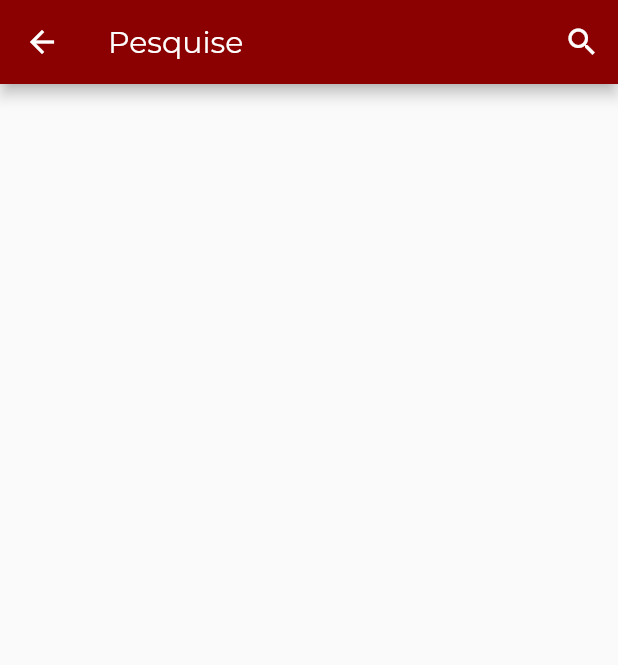
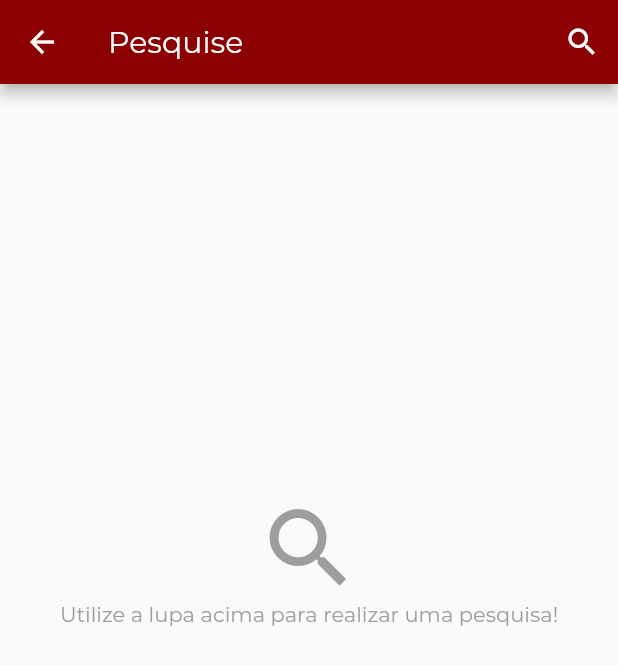
Before and after one commit to PapitoTI/Challenge_MPSP, a Flutter app: the SearchPage screen opened directly, on a phone screen of 412 x 824 dp. Shown: the top 665 px of the screen. Run offline on Flutter 3.47's test engine with Material 2 defaults, Android fonts, the phone set to English and light mode, and no system bars; our stand-ins replace bloc, flutter_bloc, font_awesome_flutter, google_fonts.

Commit message:
Fundo na página de pesquisa

```diff
--- a/lib/views/search_view.dart
+++ b/lib/views/search_view.dart
@@ -1,3 +1,5 @@
+import 'dart:ui';
+
 import 'package:MPSP/config/palette.dart';
 import 'package:flutter/material.dart';
 
@@ -6,7 +8,10 @@ class SearchPage extends StatelessWidget {
   Widget build(BuildContext context) {
     return Scaffold(
       appBar: AppBar(
-        title: Text("Pesquise"),
+        title: Text(
+          "Pesquise",
+          style: TextStyle(fontFamily: "Montserrat"),
+        ),
         actions: [
           IconButton(
               icon: Icon(Icons.search),
@@ -15,19 +20,60 @@ class SearchPage extends StatelessWidget {
               }),
         ],
       ),
+      body: Column(
+        children: [
+          SizedBox(
+            height: MediaQuery.of(context).size.height / 3,
+          ),
+          Container(
+            child: Center(
+              child: Icon(
+                Icons.search,
+                size: 70,
+                color: Colors.grey,
+              ),
+            ),
+          ),
+          Container(
+            child: Text(
+              "Utilize a lupa acima para realizar uma pesquisa!",
+              style: TextStyle(fontFamily: "Montserrat", color: Colors.grey),
+            ),
+          )
+        ],
+      ),
     );
   }
 }
 
 class Search extends SearchDelegate<String> {
   final servicos = [
-    "Direito Humanos",
-    "Corregedoria",
-    "Feminicidio",
-    "Denuncia",
-    "Eleitoral",
-    "Concursos",
-    "Acompanhamento do caso"
+    "Áreas de Atuação",
+    "Cível",
+    "Consumidor",
+    "Criminal",
+    "Cidadão",
+    "Cartilhas",
+    "Conheça o MP",
+    "Fale Conosco",
+    "Serviços",
+    "Atos de Racionalização",
+    "Falências",
+    "Família",
+    "Fundações",
+    "Mandados de Segurança",
+    "Processo Civil",
+    "Registros Públicos",
+    "Roteiros",
+    "Termos de Cooperação",
+    "Agendamento de Exames de DNA",
+    "Conflitos de Atribuição",
+    "Consumidor Vencedor",
+    "Material de Apoio",
+    "Roteiros",
+    "Acervo",
+    "Armas de Fogo",
+    "Execução Criminal",
   ];
   final servicosRe = [
     "Áreas de Atuação",
@@ -40,8 +86,8 @@ class Search extends SearchDelegate<String> {
     "Fale Conosco",
     "Serviços",
     "Atos de Racionalização",
-    "Falências"
-        "Família",
+    "Falências",
+    "Família",
     "Fundações",
     "Mandados de Segurança",
     "Processo Civil",
```
